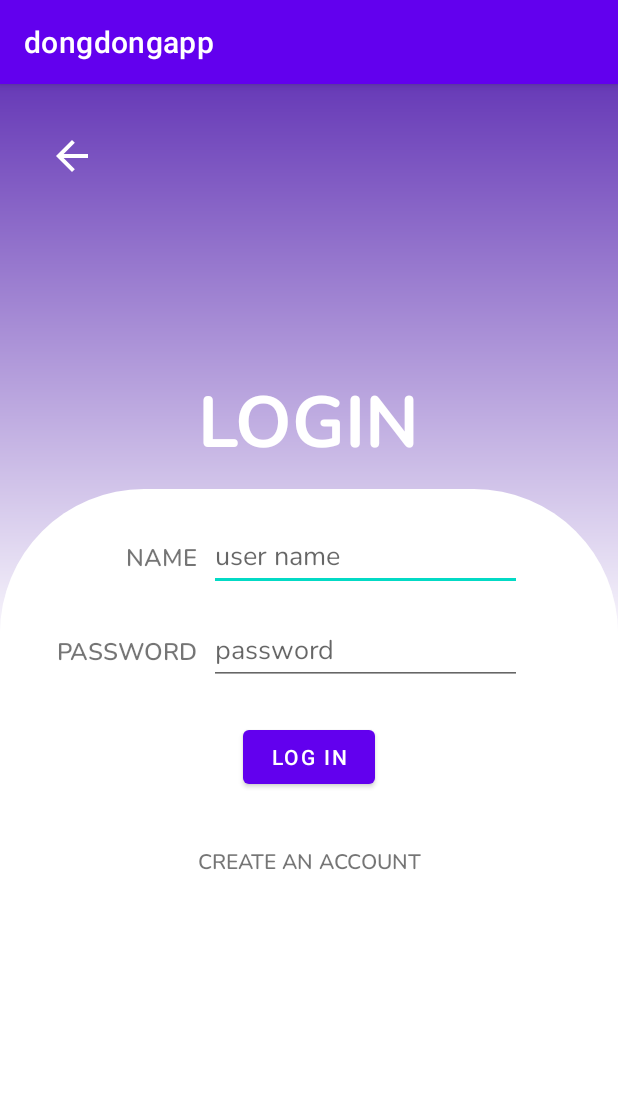
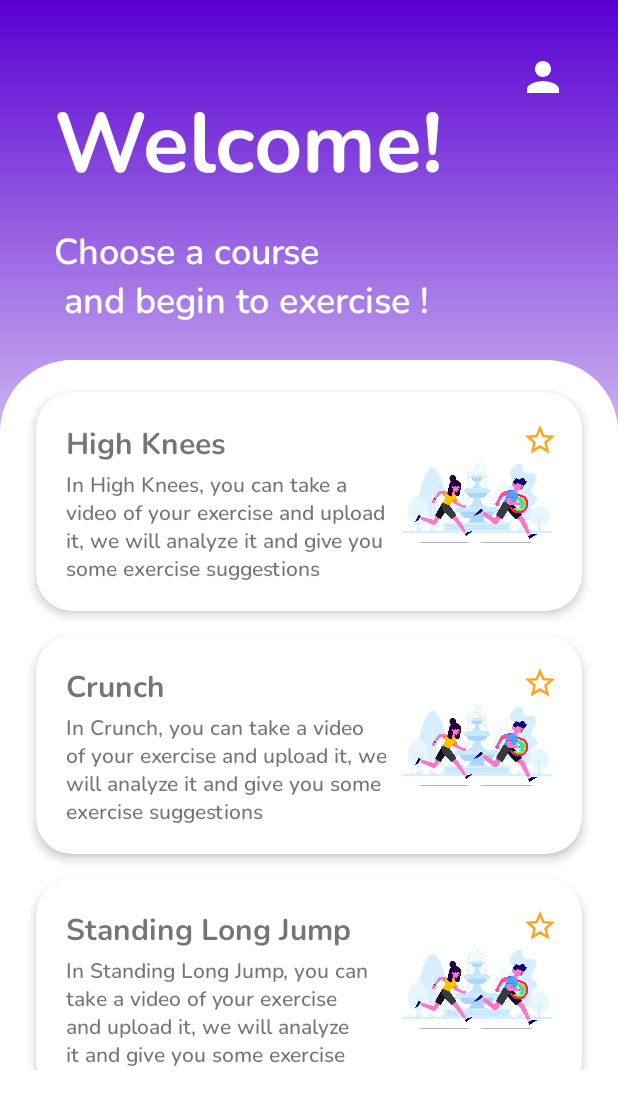
Before and after one commit to RusticMobius/DongDong, an Android app: the screen it shows after launch (LoginActivity before the commit, MainActivity after it), on a phone screen of 412 x 824 dp. Shown: the top 1109 px of the screen. Run offline under Robolectric (Android 15) with nearby library versions, the phone set to English and light mode, and no system bars; pictures from the network do not load.

Commit message:
fix:重录视频崩溃问题

```diff
--- a/app/src/main/java/com/example/dongdongapp/Adapter/CourseAdapter.java
+++ b/app/src/main/java/com/example/dongdongapp/Adapter/CourseAdapter.java
@@ -65,12 +65,12 @@
         Bundle bundle = new Bundle();
         bundle.putInt("courseId", item.getId());
         bundle.putInt("userId", userId);
-        bundle.putString("courseName",item.getCourseName());
-        bundle.putString("courseTips",item.getTips());
+        bundle.putString("courseName", item.getCourseName());
+        bundle.putString("courseTips", item.getTips());
+        bundle.putString("courseType", item.getCourseType());
         Intent intent = new Intent((Activity)context, CourseRecordPage.class);
         intent.putExtras(bundle);
         context.startActivity(intent);
-
 
       }
     });
--- a/app/src/main/java/com/example/dongdongapp/CourseRecordPage.java
+++ b/app/src/main/java/com/example/dongdongapp/CourseRecordPage.java
@@ -17,6 +17,7 @@
     private int userId;
     private String allTips;
     private String courseName;
+    private String courseType;
 
     @Override
     protected void onCreate(Bundle savedInstanceState) {
@@ -28,6 +29,7 @@
         userId = bundle.getInt("userId");
         courseName = bundle.getString("courseName");
         allTips = bundle.getString("courseTips");
+        courseType = bundle.getString("courseType");
 
         tabLayout = findViewById(R.id.tabLayout);
         viewPager2 = findViewById(R.id.viewPage);
@@ -75,6 +77,8 @@
       bundle.putInt("courseId",courseId);
       bundle.putString("courseName",courseName);
       bundle.putString("courseTips",allTips);
+      bundle.putInt("userId",userId);
+      bundle.putString("courseType",courseType);
       return bundle;
     }
 
--- a/app/src/main/java/com/example/dongdongapp/MainActivity.java
+++ b/app/src/main/java/com/example/dongdongapp/MainActivity.java
@@ -28,12 +28,11 @@
     private List<CourseModel> courseList;
     private CourseAdapter courseAdapter;
     private Context context;
-    private boolean isLogged;
     private SharedPreferences userNameSp;
     private SharedPreferences.Editor spEditor;
 
     // TODO ABOUT USERID sharedPreference
-    private int userId = -1;
+    private int userId;
 
     @Override
     protected void onCreate(Bundle savedInstanceState) {
@@ -41,38 +40,13 @@
         setContentView(R.layout.activity_main);
         getSupportActionBar().hide();   //隐藏最上部帮助栏
         context = this;
-        courseList = new ArrayList<>();
+        courseList = new CourseModel().getCourseModelList();
         courseRecyclerView = findViewById(R.id.courseRecyclerView);
         courseRecyclerView.setLayoutManager(new LinearLayoutManager(this));
         userButton = findViewById(R.id.userButton);
-
+        userId = getSharedPreferences("loginInfo",Context.MODE_PRIVATE).getInt("userId",userId);
         courseAdapter = new CourseAdapter(this, userId);
-
-        courseList = new ArrayList<>();
-        userId = getSharedPreferences("loginInfo",Context.MODE_PRIVATE).getInt("userId",userId);
         initButtonListener();
-
-
-      // fake data
-        // TODO read courseList from ...
-
-        for(int i = 0; i < 5; i++){
-          CourseModel fakeCourse = new CourseModel();
-          fakeCourse.setCourseName("FAKE COURSE " + i );
-          fakeCourse.setCourseDescription("a fake course description for frontend test");
-          fakeCourse.setStatus(0);
-          courseList.add(fakeCourse);
-          Random random = new Random();
-          int tipsNum = 1 + random.nextInt(7);
-          String tips = "";
-          for(int j = 0; j < tipsNum; j++ ){
-            tips += "Tips" + (j+1) + ": this is a tips for course" + i + "\n\n\n";
-          }
-          fakeCourse.setTips(tips);
-
-
-        }
-
         courseAdapter.setCourseList(courseList);
         courseRecyclerView.setAdapter(courseAdapter);
 
@@ -80,6 +54,7 @@
           Intent intent = new Intent(this, LoginActivity.class);
           this.startActivity(intent);
         }
+
 
 
         //TODO CONTROL LOG LOGICAL
@@ -93,9 +68,6 @@
           showPopupMenu(userButton);
         }
       });
-    }
-    private void initMenuListener(){
-
     }
 
     private void showPopupMenu(View view){
--- a/app/src/main/java/com/example/dongdongapp/VideoPlayer.java
+++ b/app/src/main/java/com/example/dongdongapp/VideoPlayer.java
@@ -52,7 +52,9 @@
 
 
         videoUri = getIntent().getData();
+        Bundle infoBundle = getIntent().getExtras();
         Log.d("checkUri", String.valueOf(videoUri));
+        Log.d("checkBundleIndo",infoBundle.getString("courseType"));
 
         mediaPlayer = new MediaPlayer();
         timer = new Timer();
@@ -141,6 +143,7 @@
 
     private void retToRedo(){
       //TODO
+      mediaPlayer = null;
       finish();
     }
 
@@ -223,7 +226,7 @@
       timer.schedule(new TimerTask() {
         @Override
         public void run() {
-          if(!isSeekbarOnChange){
+          if(!isSeekbarOnChange && mediaPlayer != null){
             seekBar.setProgress(mediaPlayer.getCurrentPosition());
           }
         }
--- a/app/src/main/java/com/example/dongdongapp/model/CourseModel.java
+++ b/app/src/main/java/com/example/dongdongapp/model/CourseModel.java
@@ -1,4 +1,8 @@
 package com.example.dongdongapp.model;
+
+import java.util.ArrayList;
+import java.util.List;
+import java.util.Random;
 
 public class CourseModel {
   //TODO
@@ -8,7 +12,8 @@
   private String courseDescription; // 描述一下对仰卧起坐的动作分析能干什么
   private String courseImgUrl;  // 忽略，可以前端指定
   private String tips;  // 描述仰卧起坐的动作建议
-  private final String[] exerciseTypeTable= {
+  private String courseType;
+  private final String[] courseTypeTable= {
           "VIDEO_HIGHKNEES", //0
           "VIDEO_CRUNCH",  //1
           "VIDEO_STANDINGLONGJUMP", //2
@@ -22,8 +27,19 @@
           "VIDEO_SQUAT" //10
   };//注意课程id和运动类型的对应关系！举例：id=2则运动类型为exerciseTypeTable[2]，即"VIDEO_ STANDINGLONGJUMP"
   //TODO:如果需要对应的中文表单的话可自行编写或联系我（191250100陆健成）
+  private final String[] courseTipsTable = {
 
+  };
 
+  private final String[] courseNameTable = {
+    "High Knees", "Crunch", "Standing Long Jump","Multi-Jump",
+    "Sit And Reach", "Run Back And Forth", "Tennis Throw",
+    "Balance Beam", "Single Leg Stand", "Plank", "Squat"
+  };
+
+  private final String[] courseDescriptionTable = {
+
+  };
 
   public int getId() {
     return id;
@@ -35,6 +51,9 @@
     return status;
   }
 
+  public String getCourseType(){
+    return courseType;
+  }
 
   public String getTips() {
     return tips;
@@ -52,9 +71,7 @@
     return courseImgUrl;
   }
 
-  public String getExerciseType(){
-    return exerciseTypeTable[id];
-  }
+
 
   public void setTips(String tips) {
     this.tips = tips;
@@ -66,6 +83,10 @@
 
   public void setCourseName(String courseName) {
     this.courseName = courseName;
+  }
+
+  public void setCourseType(String courseType) {
+    this.courseType = courseType;
   }
 
   public void setCourseDescription(String courseDescription) {
@@ -80,14 +101,34 @@
     this.courseImgUrl = courseImgUrl;
   }
 
-  public int getTypeId(String type){
-    int index=-1;
-    for (int i = 0; i < exerciseTypeTable.length; i++) {
-      if(exerciseTypeTable[i].equals(type)){
-        index=i;
-        break;
+
+
+  public List<CourseModel> getCourseModelList (){
+    List<CourseModel> courseModelList = new ArrayList<>();
+    // TODO finish description table and modify this method
+    // TODO finish tips table and modify this method
+
+    Random random = new Random();
+    for(int i = 0; i < courseTypeTable.length; i++){
+      CourseModel courseModel = new CourseModel();
+      // TODO modify it
+      String description = "In " + courseNameTable[i] + ", you can take a video of your exercise and upload it, we will analyze it and give you some exercise suggestions";
+      int tipsNum = 1 + random.nextInt(7);
+      String tips = "";
+      for(int j = 0; j < tipsNum; j++ ){
+        tips += "Tips" + (j+1) + ": this is a tips for " + courseNameTable[i] + "\n\n\n";
       }
+
+      courseModel.setId(i);
+      courseModel.setCourseType(courseTypeTable[i]);
+      courseModel.setCourseName(courseNameTable[i]);
+      courseModel.setCourseDescription(description);
+      courseModel.setTips(tips);
+
+      courseModelList.add(courseModel);
     }
-    return index;
+    return courseModelList;
   }
+
+
 }
--- a/app/src/main/res/layout/course_row_layout.xml
+++ b/app/src/main/res/layout/course_row_layout.xml
@@ -19,9 +19,9 @@
 
     <ImageView
       android:id="@+id/courseImg"
-      android:layout_width="128dp"
-      android:layout_height="96dp"
-      android:layout_marginEnd="16dp"
+      android:layout_width="100dp"
+      android:layout_height="72dp"
+      android:layout_marginEnd="4dp"
       android:foregroundGravity="right"
       app:layout_constraintBottom_toBottomOf="parent"
       app:layout_constraintEnd_toEndOf="parent"
@@ -43,12 +43,13 @@
 
     <TextView
       android:id="@+id/courseDescriptionText"
-      android:layout_width="200dp"
-      android:layout_height="60dp"
+      android:layout_width="224dp"
+      android:layout_height="78dp"
       android:layout_marginStart="4dp"
-      android:layout_marginTop="8dp"
+      android:layout_marginTop="2dp"
+      android:layout_marginEnd="24dp"
       android:fontFamily="@font/nunito_semibold"
-      android:text="Course Description balabalaba"
+      android:text="Course Description balabalaba bababababbabababab"
       app:layout_constraintBottom_toBottomOf="parent"
       app:layout_constraintEnd_toStartOf="@+id/courseImg"
       app:layout_constraintHorizontal_bias="0"
```
Also changed, not shown: app/src/main/java/com/example/dongdongapp/CoursePage.java (+20 -6 lines), app/src/main/java/com/example/dongdongapp/VideoRecordPage.kt (+9 -0 lines), app/src/main/java/com/example/dongdongapp/fragment/CourseFragment.java (+14 -3 lines).
